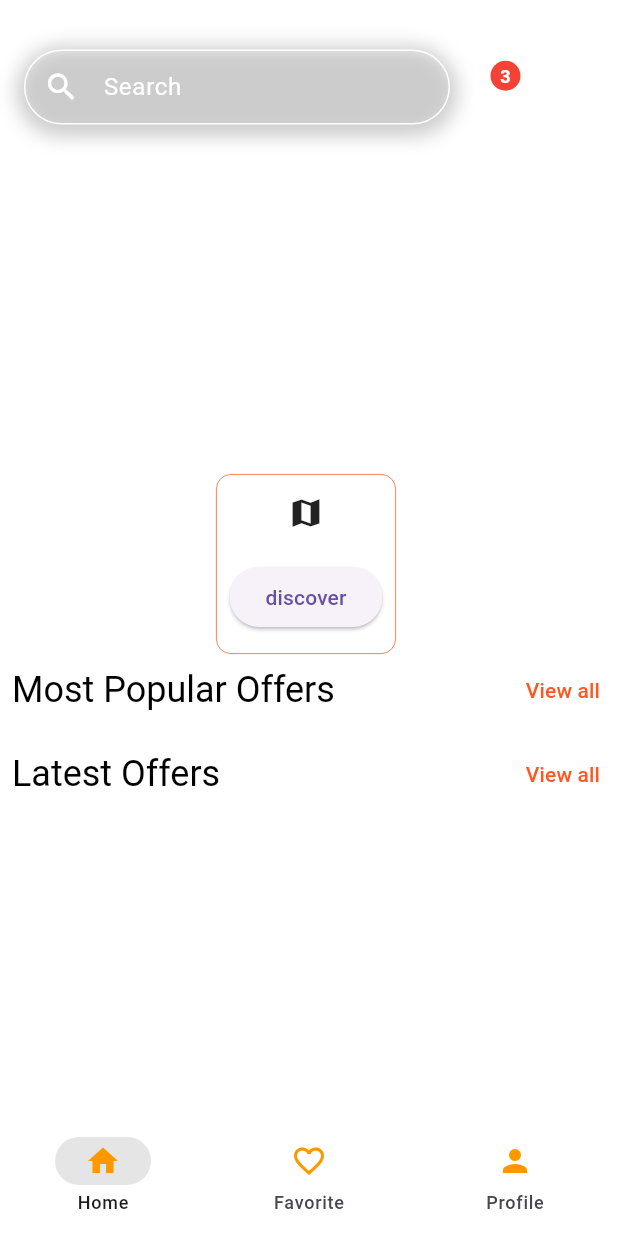
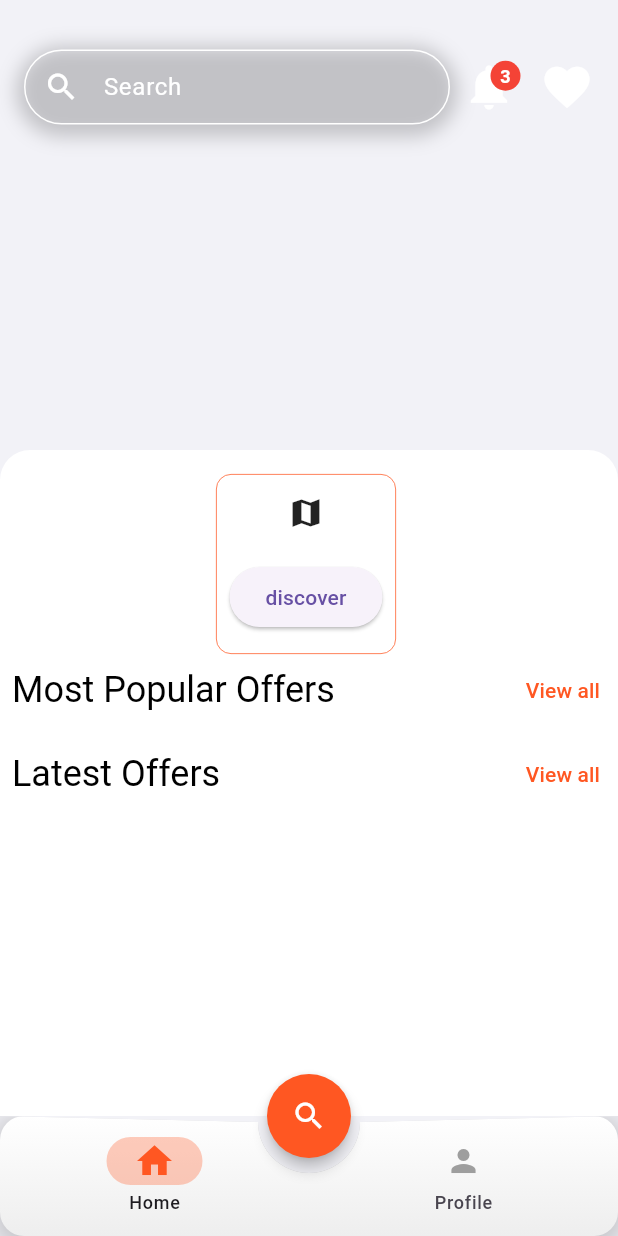
Before and after one commit to akfaqih3/YO-flutter, a Flutter app: the screen it shows after launch, on a phone screen of 412 x 824 dp. Run offline on Flutter 3.47's test engine with Material 3 defaults, Android fonts, the phone set to English and light mode, and no system bars; drawn by our look-alikes of carousel_slider; our stand-ins replace app_links, connectivity_plus, dartz, dio, flutter_map, geolocator and 6 more; accounts and stored records are empty; network calls fail.

Commit message:
init BottomNavigationBar

```diff
--- a/lib/features/favorite/presentation/getX/controllers/favorite_controller.dart
+++ b/lib/features/favorite/presentation/getX/controllers/favorite_controller.dart
@@ -68,6 +68,5 @@ class FavoriteController extends GetxController {
     final FavoriteController favoriteController =
         Get.find<FavoriteController>();
     await favoriteController._removeFromFavorites(id);
-    favoriteController._getFavorites();
   }
 }
--- a/lib/features/home/presentation/views/pages/home_page.dart
+++ b/lib/features/home/presentation/views/pages/home_page.dart
@@ -4,44 +4,37 @@ import 'package:yemen_offers/features/home/presentation/getX/controller/home_con
 import 'package:yemen_offers/features/home/presentation/views/widgets/home_header_widget.dart';
 import 'package:yemen_offers/features/home/presentation/views/widgets/carousel/carousel_widget.dart';
 import 'package:yemen_offers/features/home/presentation/views/widgets/home_body_widget.dart';
+
 class HomePage extends GetView<HomeController> {
   const HomePage({super.key});
 
   @override
   Widget build(BuildContext context) {
     final recommendationsOffer = controller.recommendationsOffers;
-    return Scaffold(
-      body: SingleChildScrollView(
+    return SingleChildScrollView(
         child: Column(
           children: [
             Stack(
               children: [
                 Container(
                   height: MediaQuery.of(context).size.height,
-                  color: Colors.white,
+                  color: Colors.transparent,
                 ),
                 Obx(() => CarouselWidget(offers: recommendationsOffer.value)),
-                Positioned(top: 32, left: 8, right: 8, child: HomeHeaderWidget(controller: controller,)),
+                Positioned(
+                  top: 32,
+                  left: 8,
+                  right: 8,
+                  child: HomeHeaderWidget(controller: controller),
+                ),
                 Positioned(
                   bottom: 80,
-                  child: Container(
-                    padding: const EdgeInsets.only(left: 8,top: 16),
-                    decoration: BoxDecoration(
-                      borderRadius: BorderRadius.vertical(
-                        top: Radius.circular(20),
-                      ),
-                      color: Colors.white,
-                    ),
-                    width: MediaQuery.of(context).size.width,
-                    height: MediaQuery.of(context).size.height - 380,
-                    child: HomeBodyWidget(controller: controller),
-                  ),
+                  child: HomeBodyWidget(controller: controller),
                 ),
               ],
             ),
           ],
         ),
-      ),
     );
   }
 }
--- a/lib/features/home/presentation/views/pages/main_page.dart
+++ b/lib/features/home/presentation/views/pages/main_page.dart
@@ -1,7 +1,8 @@
 import 'package:flutter/material.dart';
 import 'package:get/get.dart';
 import 'package:yemen_offers/features/home/presentation/getX/controller/main_controller.dart';
-import 'package:yemen_offers/features/home/presentation/views/widgets/app_bottom_navigation_bar_widget.dart';
+import 'package:yemen_offers/features/home/presentation/views/widgets/footer/app_bottom_navigation_bar_widget.dart';
+import 'package:yemen_offers/features/home/presentation/views/widgets/footer/floating_action_bar_widget.dart';
 
 class MainPage extends GetView<MainController> {
   const MainPage({super.key});
@@ -14,6 +15,11 @@ class MainPage extends GetView<MainController> {
         selectedPage: controller.selectedPage,
       ),
       body: Obx(() => controller.pages[controller.selectedPage.value]),
+      floatingActionButton: FloatingActionBarWidget(
+        selectedPage: controller.selectedPage,
+      ),
+      floatingActionButtonLocation:
+          FloatingActionButtonLocation.miniCenterDocked,
     );
   }
 }
--- a/lib/features/home/presentation/views/widgets/app_bottom_navigation_bar_widget.dart
+++ /dev/null
@@ -1,39 +0,0 @@
-import 'package:flutter/material.dart';
-import 'package:get/get.dart';
-import 'package:yemen_offers/features/home/presentation/getX/controller/home_controller.dart';
-
-class AppBottomNavigationBarWidget extends StatelessWidget {
-  const AppBottomNavigationBarWidget({Key? key, required this.selectedPage})
-    : super(key: key);
-
-  // final HomeController controller;
-  final RxInt selectedPage;
-
-  @override
-  Widget build(BuildContext context) {
-    return Obx(() {
-      return NavigationBar(
-        height: 80,
-        elevation: 0,
-        backgroundColor: Colors.white,
-        indicatorColor: Colors.black.withOpacity(0.1),
-        selectedIndex: selectedPage.value,
-        onDestinationSelected: (index) => selectedPage.value = index,
-        destinations: const [
-          NavigationDestination(
-            icon: Icon(Icons.home, color: Colors.orange),
-            label: 'Home',
-          ),
-          NavigationDestination(
-            icon: Icon(Icons.favorite_outline, color: Colors.orange),
-            label: 'Favorite',
-          ),
-          NavigationDestination(
-            icon: Icon(Icons.person, color: Colors.orange),
-            label: 'Profile',
-          ),
-        ],
-      );
-    });
-  }
-}
--- /dev/null
+++ b/lib/features/home/presentation/views/widgets/footer/app_bottom_navigation_bar_widget.dart
@@ -0,0 +1,92 @@
+import 'package:flutter/material.dart';
+import 'package:get/get.dart';
+
+class AppBottomNavigationBarWidget extends StatelessWidget {
+  const AppBottomNavigationBarWidget({Key? key, required this.selectedPage})
+    : super(key: key);
+
+  final RxInt selectedPage;
+
+  @override
+  Widget build(BuildContext context) {
+    return ClipPath(
+      clipper: BottomNavClipper(fabSize: 48), // حجم الزر العائم
+      child: Obx(() {
+        return Container(
+          decoration: BoxDecoration(
+            gradient: LinearGradient(
+              colors: [Colors.white, Colors.grey.shade200],
+              begin: Alignment.topCenter,
+              end: Alignment.bottomCenter,
+            ),
+            boxShadow: [
+              BoxShadow(
+                color: Colors.black.withOpacity(0.2), // الظل سيكون أكثر وضوحًا
+                blurRadius: 15, // جعل الظل ناعمًا أكبر
+                spreadRadius: 4,
+                offset: Offset(0, 4), // اتجاه الظل للأسفل قليلاً
+              ),
+            ],
+            borderRadius: BorderRadius.circular(16),
+          ),
+          child: NavigationBar(
+            height: 80,
+            elevation: 0, // إزالة التظليل الافتراضي
+            backgroundColor: Colors.transparent, // جعل الخلفية شفافة
+            indicatorColor: Colors.deepOrange.withOpacity(0.3),
+            selectedIndex: selectedPage.value,
+            onDestinationSelected: (index) => selectedPage.value = index,
+            destinations: [
+              _navItem(Icons.home, "Home", selectedPage.value == 0),
+              _navItem(Icons.person, "Profile", selectedPage.value == 1),
+            ],
+          ),
+        );
+      }),
+    );
+  }
+
+  NavigationDestination _navItem(IconData icon, String label, bool isSelected) {
+    return NavigationDestination(
+      icon: Icon(
+        icon,
+        color: isSelected ? Colors.deepOrange : Colors.grey,
+        size: isSelected ? 28 : 24,
+      ),
+      label: label,
+    );
+  }
+}
+
+// ✅ الاقتصاص الناعم مع تأثير الظل
+class BottomNavClipper extends CustomClipper<Path> {
+  final double fabSize;
+
+  BottomNavClipper({required this.fabSize});
+
+  @override
+  Path getClip(Size size) {
+    double width = size.width;
+    double height = size.height;
+    double radius = fabSize / 2 + 10; // نصف قطر أكبر للقص الناعم
+
+    Path path =
+        Path()
+          ..moveTo(0, 0)
+          ..lineTo((width / 2) - radius, 4)
+          ..arcToPoint(
+            Offset((width / 2) + radius, 4),
+            radius: Radius.circular(radius),
+            clockwise: false,
+          )
+          ..lineTo(width, 0)
+          ..lineTo(width, height)
+          ..lineTo(0, height)
+          ..close();
+
+    return path;
+  }
+
+  @override
+  bool shouldReclip(CustomClipper<Path> oldClipper) => true;
+}
--- /dev/null
+++ b/lib/features/home/presentation/views/widgets/footer/floating_action_bar_widget.dart
@@ -0,0 +1,22 @@
+import 'package:flutter/material.dart';
+import 'package:get/get_rx/src/rx_types/rx_types.dart';
+
+class FloatingActionBarWidget extends StatelessWidget {
+  const FloatingActionBarWidget({super.key, required this.selectedPage});
+  final RxInt selectedPage;
+
+  @override
+  Widget build(BuildContext context) {
+    return FloatingActionButton(
+      onPressed: () {
+        selectedPage.value = 1;
+      },
+      child: Icon(Icons.search),
+      backgroundColor: Colors.deepOrange,
+      foregroundColor: Colors.white,
+      elevation: 4,
+      tooltip: "Search",
+      shape: ShapeBorder.lerp(null, const StadiumBorder(), 0.5),
+    );
+  }
+}
--- a/lib/features/home/presentation/views/widgets/header/notification_icon_widget.dart
+++ b/lib/features/home/presentation/views/widgets/header/notification_icon_widget.dart
@@ -1,4 +1,6 @@
 import 'package:flutter/material.dart';
+import 'package:get/get.dart';
+import 'package:yemen_offers/core/routes/app_routes.dart';
 
 class NotificationIconWidget extends StatelessWidget {
   final int notificationCount;
@@ -12,7 +14,7 @@ class NotificationIconWidget extends StatelessWidget {
         IconButton(
           icon: Icon(Icons.notifications, size: 36, color: Colors.white),
           onPressed: () {
-            // افتح صفحة الإشعارات هنا
+            Get.toNamed(AppRoutes.login);
           },
         ),
         if (notificationCount > 0) // إظهار العدد فقط إذا كان هناك إشعارات
--- a/lib/features/home/presentation/views/widgets/home_body_widget.dart
+++ b/lib/features/home/presentation/views/widgets/home_body_widget.dart
@@ -13,7 +13,15 @@ class HomeBodyWidget extends StatelessWidget {
 
   @override
   Widget build(BuildContext context) {
-    return SingleChildScrollView(
+    return Container(
+      padding: const EdgeInsets.only(left: 8, top: 16),
+      decoration: BoxDecoration(
+        borderRadius: BorderRadius.vertical(top: Radius.circular(20)),
+        color: Colors.white,
+      ),
+      width: MediaQuery.of(context).size.width,
+      height: MediaQuery.of(context).size.height - 380,
+      child: SingleChildScrollView(
         child: Column(
           children: [
             Obx(() {
@@ -46,6 +54,7 @@ class HomeBodyWidget extends StatelessWidget {
             }),
           ],
         ),
+      ),
     );
   }
 }
--- a/lib/features/home/presentation/views/widgets/home_header_widget.dart
+++ b/lib/features/home/presentation/views/widgets/home_header_widget.dart
@@ -1,20 +1,17 @@
 import 'package:flutter/material.dart';
 import 'package:get/get.dart';
-import 'package:yemen_offers/core/routes/app_routes.dart';
-import 'package:yemen_offers/features/favorite/presentation/getX/controllers/favorite_controller.dart';
 import 'package:yemen_offers/features/home/presentation/getX/controller/home_controller.dart';
 import 'package:yemen_offers/features/home/presentation/views/widgets/header/app_search_bar_widget.dart';
 import 'package:yemen_offers/features/home/presentation/views/widgets/header/favorite_icon_widget.dart';
 import 'package:yemen_offers/features/home/presentation/views/widgets/header/notification_icon_widget.dart';
 
 class HomeHeaderWidget extends StatelessWidget {
-  HomeHeaderWidget({super.key, required this.controller});
+  const HomeHeaderWidget({super.key, required this.controller});
   final HomeController controller;
 
   @override
   Widget build(BuildContext context) {
-    return Container(
-      child: Row(
+    return Row(
       mainAxisAlignment: MainAxisAlignment.center,
       children: [
         Expanded(child: AppSearchBarWidget()),
@@ -25,7 +22,6 @@ class HomeHeaderWidget extends StatelessWidget {
           ),
         ),
       ],
-      ),
     );
   }
 }
```
Lines whose indentation alone changed are shown as unchanged.
